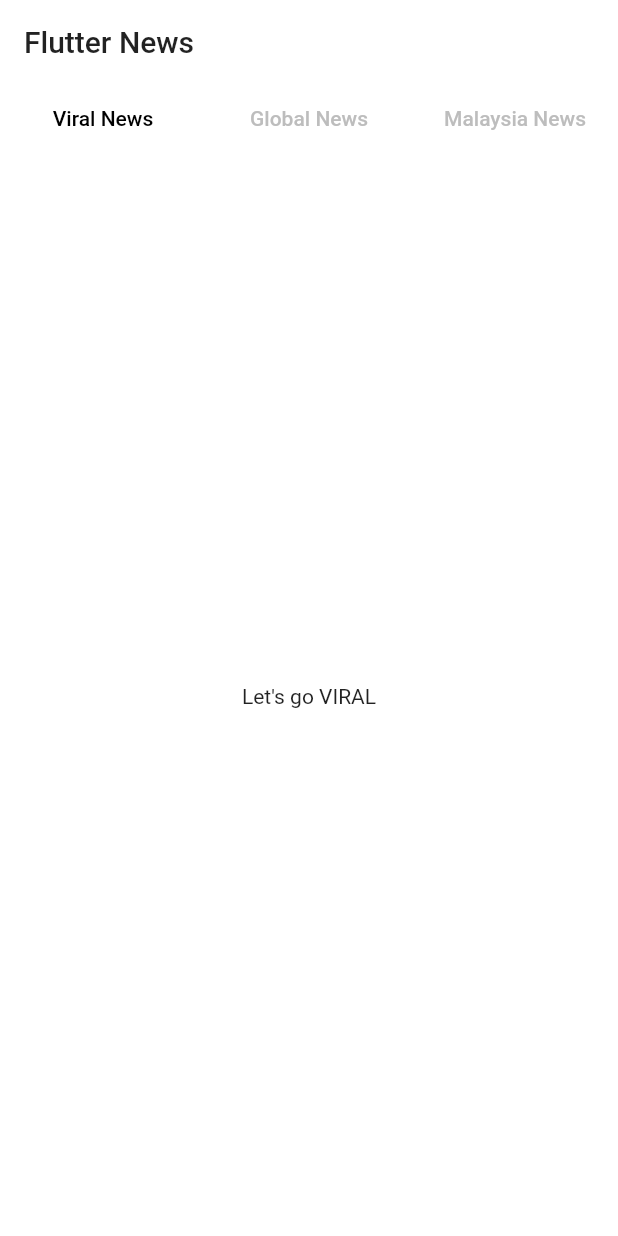
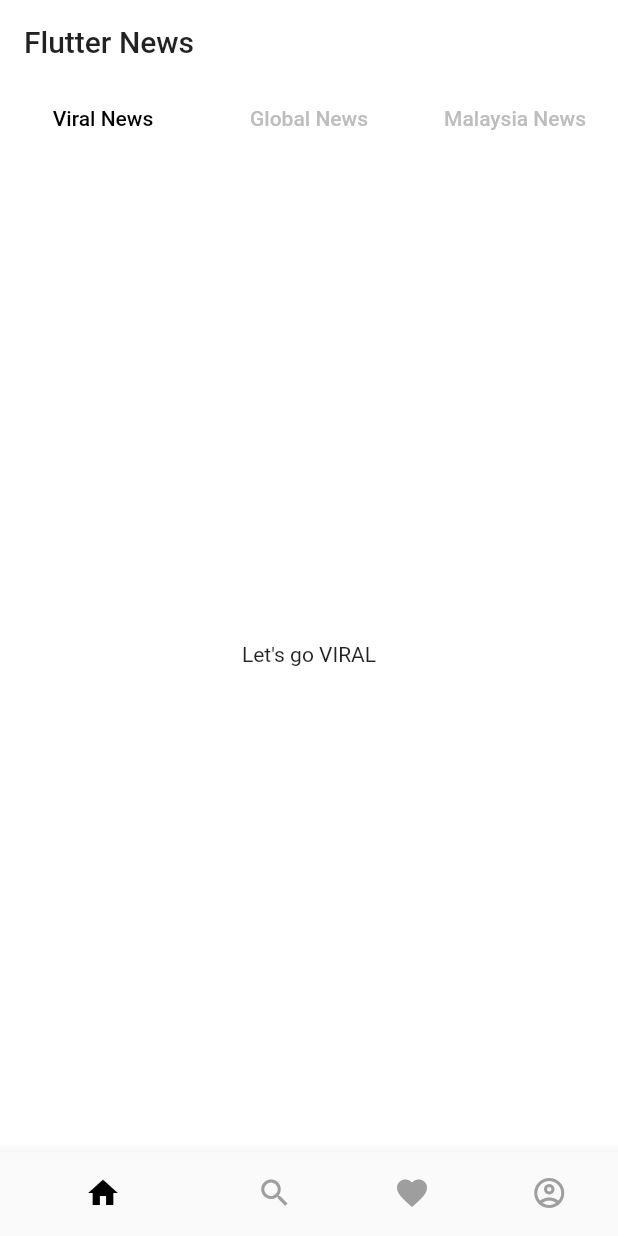
Before and after one commit to TimothyGCY/flutter_news, a Flutter app: the screen it shows after launch, on a phone screen of 412 x 824 dp. Run offline on Flutter 3.47's test engine with Material 2 defaults, Android fonts, the phone set to English and light mode, and no system bars; our stand-ins replace google_fonts.

Commit message:
add bottom navi

```diff
--- a/lib/main.dart
+++ b/lib/main.dart
@@ -1,4 +1,5 @@
 import 'package:flutter/material.dart';
+import 'package:flutter_news/navbar.dart';
 
 void main() {
   runApp(FlutNews());
@@ -12,81 +13,12 @@ class FlutNews extends StatelessWidget {
         debugShowCheckedModeBanner: false,
         title: 'Flutter News',
         theme: ThemeData(
-          // This is the theme of your application.
-          //
-          // Try running your application with "flutter run". You'll see the
-          // application has a blue toolbar. Then, without quitting the app, try
-          // changing the primarySwatch below to Colors.green and then invoke
-          // "hot reload" (press "r" in the console where you ran "flutter run",
-          // or simply save your changes to "hot reload" in a Flutter IDE).
-          // Notice that the counter didn't reset back to zero; the application
-          // is not restarted.
             primaryColor: Colors.white,
-            // This makes the visual density adapt to the platform that you run
-            // the app on. For desktop platforms, the controls will be smaller and
-            // closer together (more dense) than on mobile platforms.
             visualDensity: VisualDensity.adaptivePlatformDensity,
             accentColor: Colors.white,
             brightness: Brightness.light,
             scaffoldBackgroundColor: Colors.white,
         ),
-        home: newsTab());
+        home: NavBar());
   }
 }
-
-DefaultTabController newsTab() {
-  return DefaultTabController(
-    length: 3,
-    child: Scaffold(
-      appBar: AppBar(
-        backgroundColor: Colors.white,
-        bottom: TabBar(
-          unselectedLabelColor: Colors.grey[400],
-          labelColor: Colors.black,
-          indicatorSize: TabBarIndicatorSize.tab,
-          indicator: BoxDecoration(
-            color: Colors.white,
-          ),
-          tabs: [
-            Tab(
-                child: Align(
-                  alignment: Alignment.center,
-                  child: Text("Viral News")
-            )),
-            Tab(
-                child: Align(
-                    alignment: Alignment.center,
-                    child: Text("Global News")
-                )),
-            Tab(
-                child: Align(
-                    alignment: Alignment.center,
-                    child: Text("Malaysia News")
-                )),
-          ],
-        ),
-        title: Align(
-          alignment: Alignment.bottomLeft,
-          child: Text("Flutter News"),
-        ),
-        elevation: 0.0,
-      ),
-      body: TabBarView(
-        children: [
-          Align(
-            alignment: Alignment.center,
-            child: Text("Let's go VIRAL"),
-          ),
-          Align(
-            alignment: Alignment.center,
-            child: Text("Around the world 80 days"),
-          ),
-          Align(
-            alignment: Alignment.center,
-            child: Text("Malu apa BOSSKU"),
-          ),
-        ],
-      ),
-    ),
-  );
-}
--- /dev/null
+++ b/lib/navbar.dart
@@ -0,0 +1,75 @@
+import 'package:flutter/material.dart';
+import 'package:flutter_news/views/account.dart';
+import 'package:flutter_news/views/favorite.dart';
+import 'package:flutter_news/views/home.dart';
+import 'package:flutter_news/views/search.dart';
+
+class NavBar extends StatefulWidget {
+  @override
+  _NavbarState createState() => _NavbarState();
+}
+
+class _NavbarState extends State<NavBar> {
+  int _selectedIndex = 0;
+
+  void _onItemTapped(int index) {
+    setState(() {
+      _selectedIndex = index;
+    });
+  }
+
+  static List<Widget> _navView = [
+    Home(),
+    Search(),
+    Favorite(),
+    Account(),
+  ];
+
+  @override
+  Widget build(BuildContext context) {
+    // TODO: implement build
+    return Scaffold(
+      backgroundColor: Colors.white,
+      body: SafeArea(child: _navView.elementAt(_selectedIndex)),
+      bottomNavigationBar: BottomNavigationBar(
+        backgroundColor: Colors.black,
+        currentIndex: _selectedIndex,
+        items: _navbarList.map((item) => BottomNavigationBarItem(icon: item.icon, activeIcon: item.activeIcon, title: Text(item.title))).toList(),
+        showSelectedLabels: false,
+        showUnselectedLabels: false,
+        onTap: _onItemTapped,
+//        type: BottomNavigationBarType.fixed,
+      ),
+    );
+  }
+}
+
+class NavbarItem {
+  final Icon icon;
+  final Icon activeIcon;
+  final String title;
+  NavbarItem({this.icon, this.activeIcon, this.title});
+}
+
+List<NavbarItem> _navbarList = [
+  NavbarItem(
+    icon: Icon(Icons.home, color: Colors.grey),
+    activeIcon: Icon(Icons.home, color: Colors.black),
+    title: "Home",
+  ),
+  NavbarItem(
+    icon: Icon(Icons.search, color: Colors.grey),
+    activeIcon: Icon(Icons.search, color: Colors.black),
+    title: "Search",
+  ),
+  NavbarItem(
+    icon: Icon(Icons.favorite, color: Colors.grey),
+    activeIcon: Icon(Icons.favorite, color: Colors.black),
+    title: "Favourite",
+  ),
+  NavbarItem(
+    icon: Icon(Icons.account_circle_outlined, color: Colors.grey),
+    activeIcon: Icon(Icons.account_circle_outlined, color: Colors.black),
+    title: "Account",
+  ),
+];
--- /dev/null
+++ b/lib/views/home.dart
@@ -0,0 +1,66 @@
+import 'package:flutter/material.dart';
+
+class Home extends StatelessWidget{
+  @override
+  Widget build(BuildContext context) {
+    // TODO: implement build
+    return newsTab();
+  }
+}
+
+DefaultTabController newsTab() {
+  return DefaultTabController(
+    length: 3,
+    child: Scaffold(
+      appBar: AppBar(
+        backgroundColor: Colors.white,
+        bottom: TabBar(
+          unselectedLabelColor: Colors.grey[400],
+          labelColor: Colors.black,
+          indicatorSize: TabBarIndicatorSize.tab,
+          indicator: BoxDecoration(
+            color: Colors.white,
+          ),
+          tabs: [
+            Tab(
+                child: Align(
+                    alignment: Alignment.center,
+                    child: Text("Viral News")
+                )),
+            Tab(
+                child: Align(
+                    alignment: Alignment.center,
+                    child: Text("Global News")
+                )),
+            Tab(
+                child: Align(
+                    alignment: Alignment.center,
+                    child: Text("Malaysia News")
+                )),
+          ],
+        ),
+        title: Align(
+          alignment: Alignment.bottomLeft,
+          child: Text("Flutter News"),
+        ),
+        elevation: 0.0,
+      ),
+      body: TabBarView(
+        children: [
+          Align(
+            alignment: Alignment.center,
+            child: Text("Let's go VIRAL"),
+          ),
+          Align(
+            alignment: Alignment.center,
+            child: Text("Around the world 80 days"),
+          ),
+          Align(
+            alignment: Alignment.center,
+            child: Text("Malu apa BOSSKU"),
+          ),
+        ],
+      ),
+    ),
+  );
+}
--- /dev/null
+++ b/lib/views/search.dart
@@ -0,0 +1,13 @@
+import 'package:flutter/material.dart';
+
+class Search extends StatelessWidget{
+  @override
+  Widget build(BuildContext context) {
+    // TODO: implement build
+    return Container(
+      child: Center(
+        child: Text("This is search screen"),
+      ),
+    );
+  }
+}
--- a/pubspec.yaml
+++ b/pubspec.yaml
@@ -28,6 +28,8 @@ dependencies:
   # The following adds the Cupertino Icons font to your application.
   # Use with the CupertinoIcons class for iOS style icons.
   cupertino_icons: ^0.1.3
+  google_fonts: ^1.1.0
+  flutter_svg: ^0.17.4
 
 dev_dependencies:
   flutter_test:
@@ -48,6 +50,9 @@ flutter:
   # assets:
   #   - images/a_dot_burr.jpeg
   #   - images/a_dot_ham.jpeg
+
+  assets:
+    - assets/
 
   # An image asset can refer to one or more resolution-specific "variants", see
   # https://flutter.dev/assets-and-images/#resolution-aware.
```
Also changed, not shown: lib/constants.dart (added, +19 -0 lines), lib/views/account.dart (added, +13 -0 lines), lib/views/favorite.dart (added, +13 -0 lines), pubspec.lock, 6 other files.
